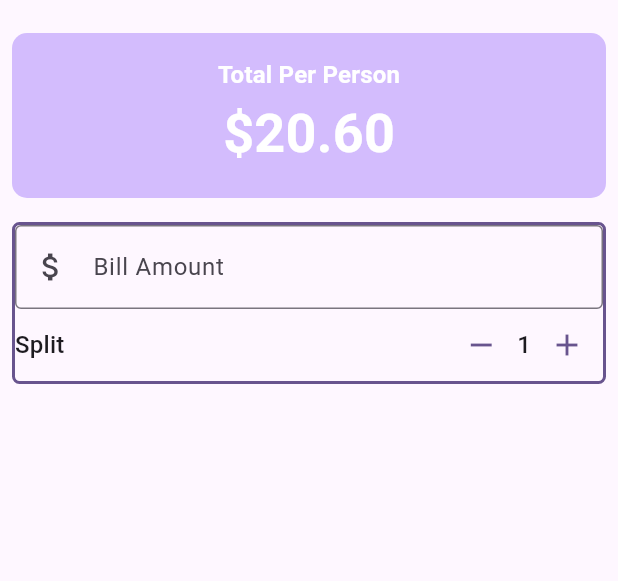
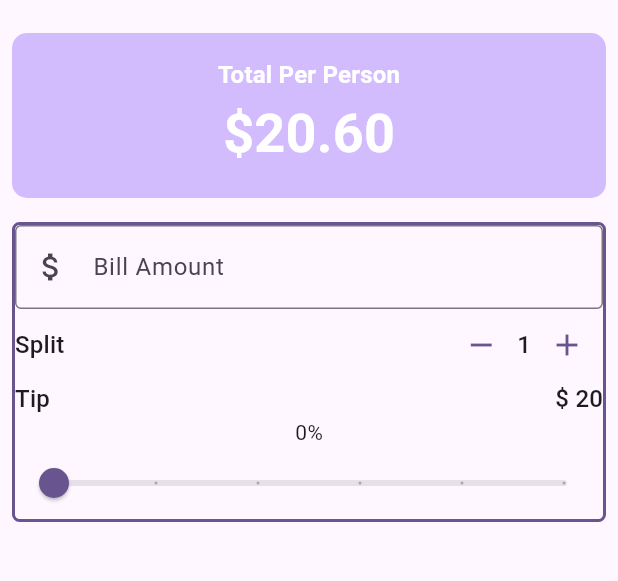
Before and after one commit to elsieoduor/tip_calculator, a Flutter app: the screen it shows after launch, on a phone screen of 412 x 824 dp, the part 63-644 px from its top. Run offline on Flutter 3.47's test engine with Material 3 defaults, Android fonts, the phone set to English and light mode, and no system bars.

Commit message:
Refactored main

```diff
--- a/lib/main.dart
+++ b/lib/main.dart
@@ -1,5 +1,6 @@
 import 'package:flutter/material.dart';
 import 'package:tip_calculator/widgets/person_counter.dart';
+import 'package:tip_calculator/widgets/tip_slider.dart';
 
 void main() {
   runApp(const MyApp());
@@ -30,6 +31,8 @@ class YuTip extends StatefulWidget {
 
 class _YuTipState extends State<YuTip> {
   int _personCount = 1;
+
+  double _tipPercentage = 0.0;
 
   void increment() {
     setState(() {
@@ -108,9 +111,39 @@ class _YuTipState extends State<YuTip> {
                           "Split",
                           style: theme.textTheme.titleMedium,
                         ),
-                        PersonCounter(theme: theme, personCount: _personCount, onDecrement: decrement, onIncrement: increment,)
+                        PersonCounter(
+                          theme: theme,
+                          personCount: _personCount,
+                          onDecrement: decrement,
+                          onIncrement: increment,
+                        )
                       ],
-                    )
+                    ),
+
+                    //Tip Area
+                    Row(
+                      mainAxisAlignment: MainAxisAlignment.spaceBetween,
+                      children: [
+                        Text(
+                          'Tip',
+                          style: theme.textTheme.titleMedium,
+                        ),
+                        Text(
+                          '\$ 20',
+                          style: theme.textTheme.titleMedium,
+                        )
+                      ],
+                    ),
+
+                    //Slider Text
+                    Text('${(_tipPercentage * 100).round()}%'),
+
+                    //Slider
+                    TipSlider(tipPercentage: _tipPercentage, onChanged: (double value) {
+                      setState(() {
+                        _tipPercentage = value;
+                      });
+                    },)
                   ],
                 )),
           )
```
